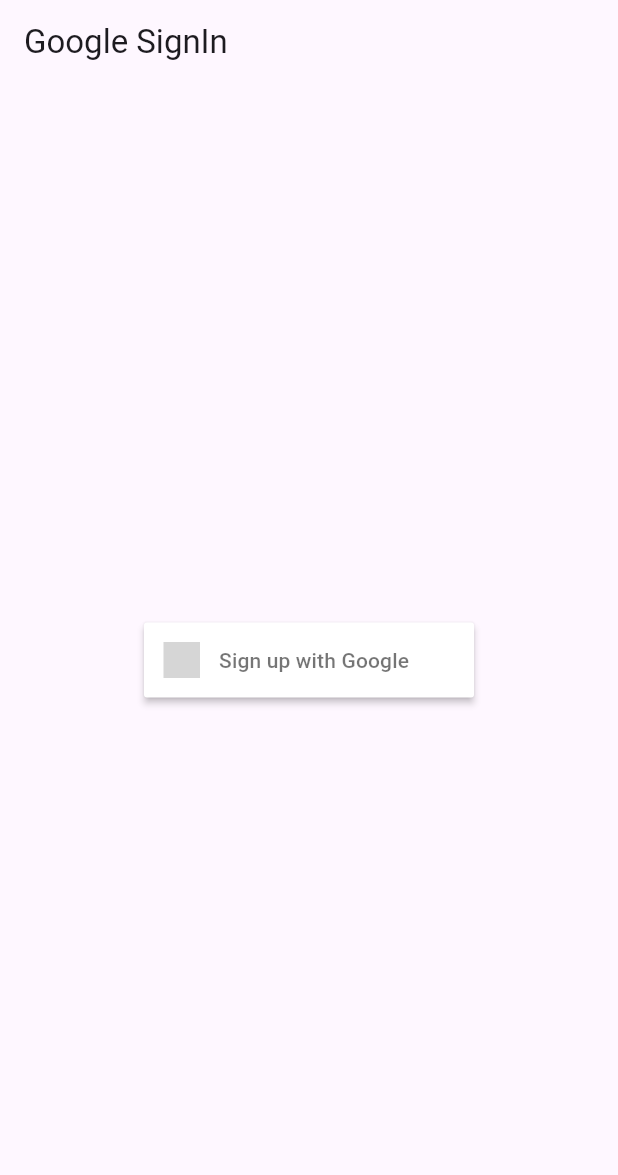
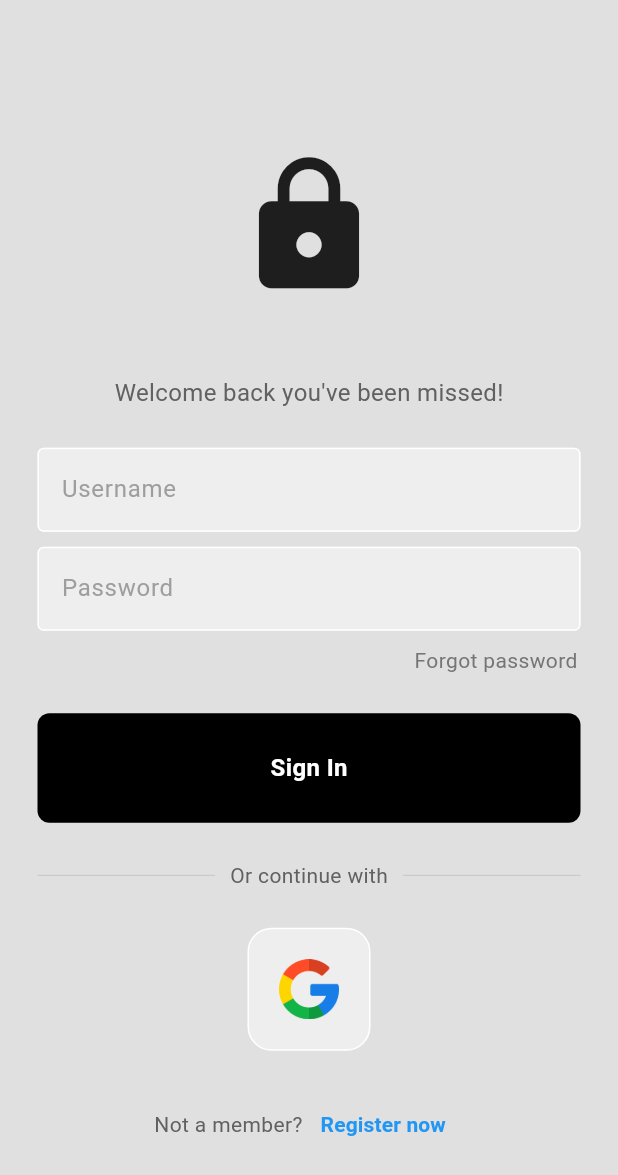
Before and after one commit to justforjan/firebase_testing, a Flutter app: the screen it shows after launch, on a phone screen of 412 x 824 dp. Shown: the top 1175 px of the screen. Run offline on Flutter 3.47's test engine with Material 3 defaults, Android fonts, the phone set to English and light mode, and no system bars; drawn by our look-alikes of sign_in_button; our stand-ins replace firebase_auth, firebase_core; accounts and stored records are empty; grey boxes are pictures that could not be loaded.

Commit message:
adjusted UI

```diff
--- /dev/null
+++ b/lib/components/my_button.dart
@@ -0,0 +1,28 @@
+import 'package:flutter/material.dart';
+
+class MyButton extends StatelessWidget {
+  final Function()? onTap;
+
+  const MyButton({super.key, required this.onTap});
+
+  @override
+  Widget build(BuildContext context) {
+    return GestureDetector(
+      onTap: onTap,
+      child: Container(
+          padding: const EdgeInsets.all(25),
+          margin: const EdgeInsets.symmetric(horizontal: 25),
+          decoration: BoxDecoration(
+              color: Colors.black, borderRadius: BorderRadius.circular(8)),
+          child: const Center(
+            child: Text(
+              "Sign In",
+              style: TextStyle(
+                  color: Colors.white,
+                  fontWeight: FontWeight.bold,
+                  fontSize: 16),
+            ),
+          )),
+    );
+  }
+}
--- /dev/null
+++ b/lib/components/my_texfield.dart
@@ -0,0 +1,32 @@
+import 'package:flutter/material.dart';
+
+class MyTextField extends StatelessWidget {
+  final controller;
+  final String hintText;
+  final bool obscureText;
+
+  const MyTextField(
+      {super.key,
+      required this.controller,
+      required this.hintText,
+      required this.obscureText});
+
+  @override
+  Widget build(BuildContext context) {
+    return Padding(
+      padding: const EdgeInsets.symmetric(horizontal: 25),
+      child: TextField(
+          controller: controller,
+          obscureText: obscureText,
+          decoration: InputDecoration(
+              enabledBorder: OutlineInputBorder(
+                  borderSide: BorderSide(color: Colors.white)),
+              focusedBorder: OutlineInputBorder(
+                  borderSide: BorderSide(color: Colors.grey.shade400)),
+              fillColor: Colors.grey.shade200,
+              filled: true,
+              hintText: hintText,
+              hintStyle: TextStyle(color: Colors.grey[500]))),
+    );
+  }
+}
--- /dev/null
+++ b/lib/components/square_tile.dart
@@ -0,0 +1,18 @@
+import 'package:flutter/material.dart';
+
+class SquareTile extends StatelessWidget {
+  final String imagePath;
+  const SquareTile({super.key, required this.imagePath});
+
+  @override
+  Widget build(BuildContext context) {
+    return Container(
+      padding: EdgeInsets.all(20),
+      decoration: BoxDecoration(
+          border: Border.all(color: Colors.white),
+          borderRadius: BorderRadius.circular(16),
+          color: Colors.grey[200]),
+      child: Image.asset(imagePath, height: 40),
+    );
+  }
+}
--- a/lib/main.dart
+++ b/lib/main.dart
@@ -1,4 +1,5 @@
-import 'package:firebase_testing/pages/home_page.dart';
+// import 'package:firebase_testing/pages/home_page.dart';
+import 'package:firebase_testing/pages/login_page.dart';
 import 'package:flutter/material.dart';
 import 'package:firebase_core/firebase_core.dart';
 
@@ -18,10 +19,12 @@ class MyApp extends StatelessWidget {
     return MaterialApp(
       title: 'Flutter Demo',
       theme: ThemeData(
-        colorScheme: ColorScheme.fromSeed(seedColor: Colors.deepPurple),
+        colorScheme: ColorScheme.fromSeed(seedColor: Colors.green),
+        scaffoldBackgroundColor: Colors.grey[300],
+        // textTheme: TextTheme(),
         useMaterial3: true,
       ),
-      home: HomePage(),
+      home: LoginPage(),
     );
   }
 }
--- a/lib/pages/home_page.dart
+++ b/lib/pages/home_page.dart
@@ -12,11 +12,13 @@ class HomePage extends StatefulWidget {
 class _HomePageState extends State<HomePage> {
   final FirebaseAuth _auth = FirebaseAuth.instance;
 
+  final TextEditingController emailController = TextEditingController();
+  final TextEditingController passwordController = TextEditingController();
+
   User? _user;
 
   @override
   void initState() {
-    // TODO: implement initState
     super.initState();
     _auth.authStateChanges().listen((event) {
       setState(() {
@@ -29,7 +31,45 @@ class _HomePageState extends State<HomePage> {
   Widget build(BuildContext context) {
     return Scaffold(
         appBar: AppBar(title: const Text("Google SignIn")),
-        body: _user != null ? _userInfo() : _googleSignInButton());
+        body: _user != null ? _userInfo() : loginPage());
+  }
+
+  Widget loginPage() {
+    return Center(
+      child: Column(
+        children: [
+          // const Image(image: AssetImage('assets/logo.png')),
+          Padding(
+              padding: const EdgeInsets.all(10),
+              child: TextField(
+                  controller: emailController,
+                  decoration: const InputDecoration(
+                      border: OutlineInputBorder(),
+                      prefixIcon: Icon(Icons.email),
+                      hintText: "Enter your email address"))),
+          Padding(
+              padding: const EdgeInsets.all(10),
+              child: TextField(
+                controller: passwordController,
+                obscureText: true,
+                decoration: const InputDecoration(
+                    border: OutlineInputBorder(),
+                    prefixIcon: Icon(Icons.password),
+                    hintText: "Enter your password"),
+              )),
+          Padding(
+            padding: const EdgeInsets.all(10),
+            child:
+                ElevatedButton(onPressed: () {}, child: const Text("Log in")),
+          ),
+          Padding(
+              padding: const EdgeInsets.all(10),
+              child:
+                  TextButton(onPressed: () {}, child: const Text("Register"))),
+          _googleSignInButton()
+        ],
+      ),
+    );
   }
 
   Widget _googleSignInButton() {
@@ -57,9 +97,10 @@ class _HomePageState extends State<HomePage> {
           Text(_user!.email!),
           Text(_user!.displayName ?? ""),
           MaterialButton(
-              color: Colors.red,
-              child: const Text("Sign Out"),
-              onPressed: _auth.signOut)
+            color: Colors.red,
+            onPressed: _auth.signOut,
+            child: const Text("Sign Out"),
+          )
         ],
       ),
     );
--- /dev/null
+++ b/lib/pages/login_page.dart
@@ -0,0 +1,145 @@
+import 'package:firebase_testing/components/my_button.dart';
+import 'package:firebase_testing/components/my_texfield.dart';
+import 'package:firebase_testing/components/square_tile.dart';
+import 'package:flutter/material.dart';
+
+class LoginPage extends StatelessWidget {
+  LoginPage({super.key});
+
+  // text editing
+  final usernameController = TextEditingController();
+  final passwordController = TextEditingController();
+
+  // sign user in method
+
+  void signUserIn() {}
+
+  @override
+  Widget build(BuildContext context) {
+    return Scaffold(
+        body: SafeArea(
+      child: Center(
+        child: Expanded(
+          child: Column(
+            mainAxisAlignment: MainAxisAlignment.center,
+            children: [
+              const SizedBox(
+                height: 50,
+              ),
+              // logo
+              const Icon(
+                Icons.lock,
+                size: 100,
+              ),
+              const SizedBox(
+                height: 50,
+              ),
+              // welcome back
+              Text(
+                "Welcome back you've been missed!",
+                style: TextStyle(color: Colors.grey[700], fontSize: 16),
+              ),
+              const SizedBox(
+                height: 25,
+              ),
+              // username textfield
+              MyTextField(
+                controller: usernameController,
+                hintText: "Username",
+                obscureText: false,
+              ),
+              const SizedBox(
+                height: 10,
+              ),
+
+              // password textfield
+              MyTextField(
+                controller: passwordController,
+                hintText: "Password",
+                obscureText: true,
+              ),
+              const SizedBox(
+                height: 10,
+              ),
+              // forgot password
+              Padding(
+                padding: const EdgeInsets.symmetric(horizontal: 27.0),
+                child: Align(
+                  alignment: Alignment.centerRight,
+                  child: Text(
+                    "Forgot password",
+                    style: TextStyle(color: Colors.grey[600]),
+                  ),
+                ),
+              ),
+              const SizedBox(
+                height: 25,
+              ),
+              // sign in button
+              MyButton(
+                onTap: signUserIn,
+              ),
+              const SizedBox(
+                height: 25,
+              ),
+
+              // or connect via
+              Padding(
+                padding: const EdgeInsets.symmetric(horizontal: 25.0),
+                child: Row(
+                  children: [
+                    Expanded(
+                        child:
+                            Divider(thickness: 0.5, color: Colors.grey[400])),
+                    Padding(
+                      padding: const EdgeInsets.symmetric(horizontal: 10.0),
+                      child: Text("Or continue with",
+                          style: TextStyle(color: Colors.grey[700])),
+                    ),
+                    Expanded(
+                        child:
+                            Divider(thickness: 0.5, color: Colors.grey[400])),
+                  ],
+                ),
+              ),
+
+              const SizedBox(
+                height: 25,
+              ),
+
+              // google sign in
+              const Row(
+                mainAxisAlignment: MainAxisAlignment.center,
+                children: [
+                  SquareTile(imagePath: "lib/images/google.png"),
+                ],
+              ),
+
+              const SizedBox(
+                height: 25,
+              ),
+
+              // register
+              Row(
+                mainAxisAlignment: MainAxisAlignment.center,
+                children: [
+                  Text(
+                    'Not a member?',
+                    style: TextStyle(color: Colors.grey[700]),
+                  ),
+                  TextButton(
+                      onPressed: () {},
+                      child: const Text(
+                        "Register now",
+                        style: TextStyle(
+                            color: Colors.blue, fontWeight: FontWeight.bold),
+                      ))
+                ],
+              )
+            ],
+          ),
+        ),
+      ),
+    ));
+  }
+}
--- a/pubspec.yaml
+++ b/pubspec.yaml
@@ -62,7 +62,8 @@ flutter:
   uses-material-design: true
 
   # To add assets to your application, add an assets section, like this:
-  # assets:
+  assets:
+    - lib/images/
   #   - images/a_dot_burr.jpeg
   #   - images/a_dot_ham.jpeg
 
```
Also changed, not shown: lib/images/apple.png (added), lib/images/google.png (added), lib/images/logo.png (added).
